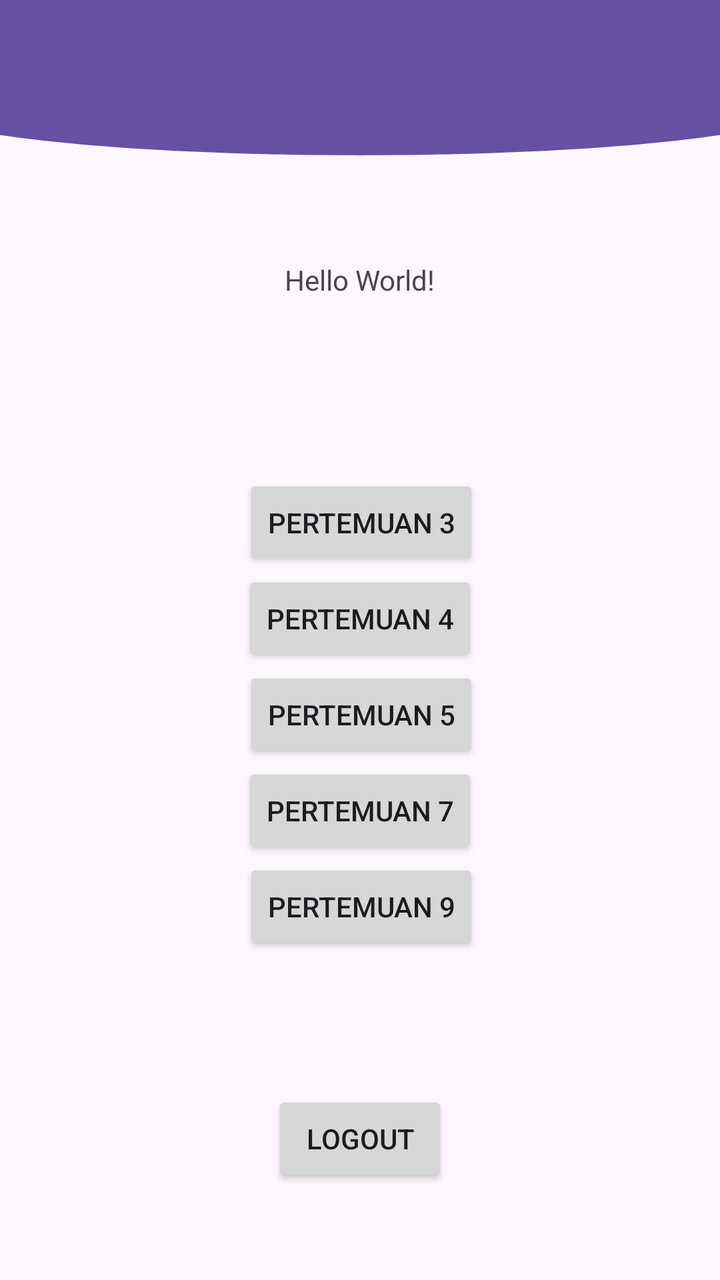
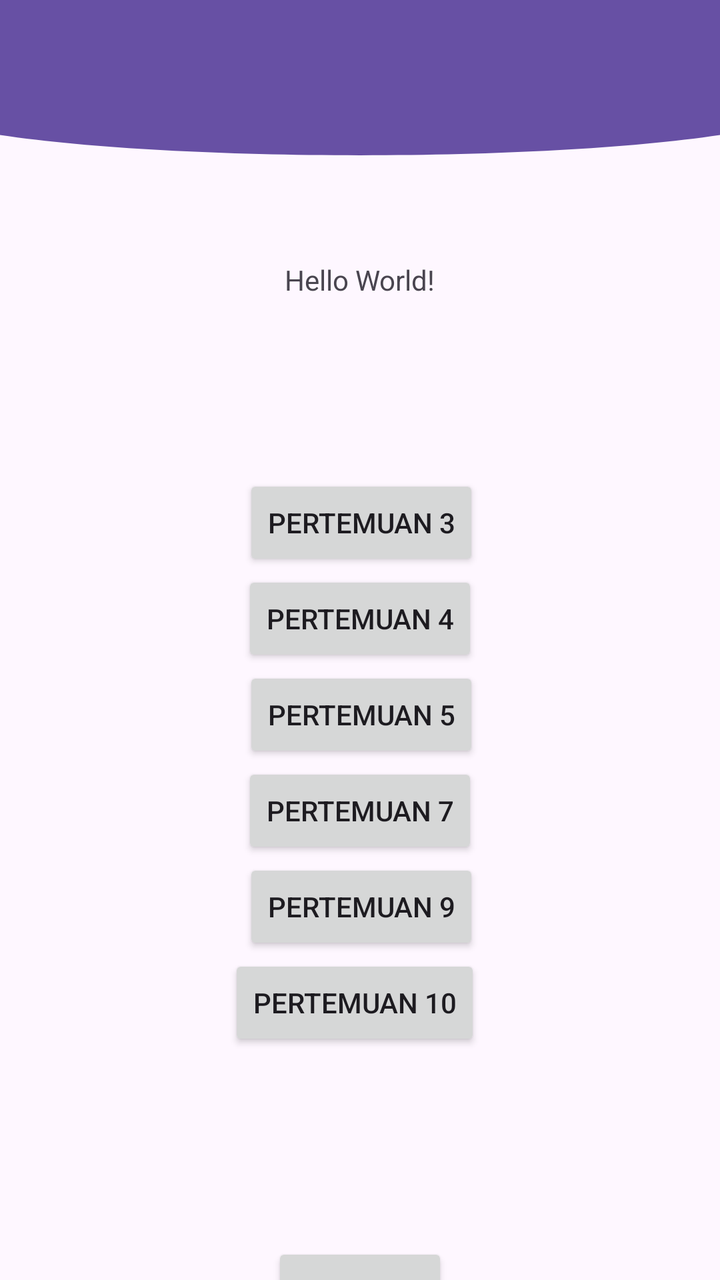

An Android layout rendered at two revisions. The XML below is the earlier revision; the diff shows what the commit changed to produce the second picture.
<!-- AndroidManifest.xml: application theme Theme.SonicApps -->
<!-- res/layout/fragment_home.xml -->
<?xml version="1.0" encoding="utf-8"?>
<androidx.constraintlayout.widget.ConstraintLayout
    xmlns:android="http://schemas.android.com/apk/res/android"
    xmlns:tools="http://schemas.android.com/tools"
    android:layout_width="match_parent"
    android:layout_height="match_parent"
    xmlns:app="http://schemas.android.com/apk/res-auto"
    tools:context=".Home.HomeFragment">

    <View
        android:id="@+id/background_header"
        android:layout_width="0dp"
        android:layout_height="90dp"
        android:background="@drawable/bg_header_wave"
        app:layout_constraintEnd_toEndOf="parent"
        app:layout_constraintStart_toStartOf="parent"
        app:layout_constraintTop_toTopOf="parent" />

    <androidx.appcompat.widget.Toolbar
        android:id="@+id/toolbar"
        android:layout_width="match_parent"
        android:layout_height="?attr/actionBarSize"
        android:background="?attr/colorPrimary"
        app:layout_constraintEnd_toEndOf="parent"
        app:layout_constraintStart_toStartOf="parent"
        app:layout_constraintTop_toTopOf="parent"
        app:layout_scrollFlags="scroll|snap"
        app:subtitleTextColor="@android:color/white"
        app:titleTextColor="@android:color/white" />

    <TextView
        android:id="@+id/textView4"
        android:layout_width="wrap_content"
        android:layout_height="wrap_content"
        android:text="Hello World!"
        app:layout_constraintBottom_toBottomOf="parent"
        app:layout_constraintEnd_toEndOf="parent"
        app:layout_constraintStart_toStartOf="parent"
        app:layout_constraintTop_toTopOf="parent"
        app:layout_constraintVertical_bias="0.21" />

    <Button
        android:id="@+id/btnToFourth"
        android:layout_width="wrap_content"
        android:layout_height="wrap_content"
        android:text="Pertemuan 4"
        app:layout_constraintEnd_toEndOf="parent"
        app:layout_constraintStart_toStartOf="parent"
        app:layout_constraintTop_toBottomOf="@+id/btnToThird" />

    <Button
        android:id="@+id/btnToThird"
        android:layout_width="wrap_content"
        android:layout_height="wrap_content"
        android:layout_marginTop="88dp"
        android:text="Pertemuan 3"
        app:layout_constraintEnd_toEndOf="parent"
        app:layout_constraintHorizontal_bias="0.503"
        app:layout_constraintStart_toStartOf="parent"
        app:layout_constraintTop_toBottomOf="@+id/textView4" />

    <Button
        android:id="@+id/btnToFifth"
        android:layout_width="wrap_content"
        android:layout_height="wrap_content"
        android:text="Pertemuan 5"
        app:layout_constraintEnd_toEndOf="parent"
        app:layout_constraintHorizontal_bias="0.503"
        app:layout_constraintStart_toStartOf="parent"
        app:layout_constraintTop_toBottomOf="@+id/btnToFourth" />

    <Button
        android:id="@+id/btnToSeventh"
        android:layout_width="wrap_content"
        android:layout_height="wrap_content"
        android:text="Pertemuan 7"
        app:layout_constraintEnd_toEndOf="parent"
        app:layout_constraintStart_toStartOf="parent"
        app:layout_constraintTop_toBottomOf="@+id/btnToFifth" />

    <Button
        android:id="@+id/btnToNinth"
        android:layout_width="wrap_content"
        android:layout_height="wrap_content"
        android:layout_marginTop="48dp"
        android:text="Pertemuan 9"
        app:layout_constraintEnd_toEndOf="parent"
        app:layout_constraintHorizontal_bias="0.503"
        app:layout_constraintStart_toStartOf="parent"
        app:layout_constraintTop_toBottomOf="@+id/btnToFifth" />

    <Button
        android:id="@+id/btnLogout"
        android:layout_width="wrap_content"
        android:layout_height="wrap_content"
        android:layout_marginTop="68dp"
        android:text="Logout"
        app:layout_constraintEnd_toEndOf="parent"
        app:layout_constraintStart_toStartOf="parent"
        app:layout_constraintTop_toBottomOf="@+id/btnToNinth" />

</androidx.constraintlayout.widget.ConstraintLayout>
<!-- resources referenced by this layout -->
<resources>
  <!-- drawable bg_header_wave (drawable) -->
  <vector xmlns:android="http://schemas.android.com/apk/res/android"
      android:width="100dp"
      android:height="100dp"
      android:viewportWidth="100"
      android:viewportHeight="100">
  
      
      <path
          android:fillColor="?attr/colorPrimary"
          android:pathData="
              M0,0
              L100,0
              L100,75
              C 75,90
                25,90
                0,75
              Z" />" />
  </vector>
  <style name="Theme.SonicApps" parent="Base.Theme.SonicApps" />
  <style name="Base.Theme.SonicApps" parent="Theme.Material3.DayNight.NoActionBar">
          
          
      </style>
</resources>

<!-- the commit's change to res/layout/fragment_home.xml (unified diff, before → after) -->
@@ -90,13 +90,23 @@
         app:layout_constraintTop_toBottomOf="@+id/btnToFifth" />
 
     <Button
+        android:id="@+id/btnToTenth"
+        android:layout_width="wrap_content"
+        android:layout_height="wrap_content"
+        android:text="Pertemuan 10"
+        app:layout_constraintEnd_toEndOf="parent"
+        app:layout_constraintHorizontal_bias="0.488"
+        app:layout_constraintStart_toStartOf="parent"
+        app:layout_constraintTop_toBottomOf="@+id/btnToNinth" />
+
+    <Button
         android:id="@+id/btnLogout"
         android:layout_width="wrap_content"
         android:layout_height="wrap_content"
-        android:layout_marginTop="68dp"
+        android:layout_marginTop="96dp"
         android:text="Logout"
         app:layout_constraintEnd_toEndOf="parent"
         app:layout_constraintStart_toStartOf="parent"
-        app:layout_constraintTop_toBottomOf="@+id/btnToNinth" />
+        app:layout_constraintTop_toBottomOf="@+id/btnToTenth" />
 
 </androidx.constraintlayout.widget.ConstraintLayout>
